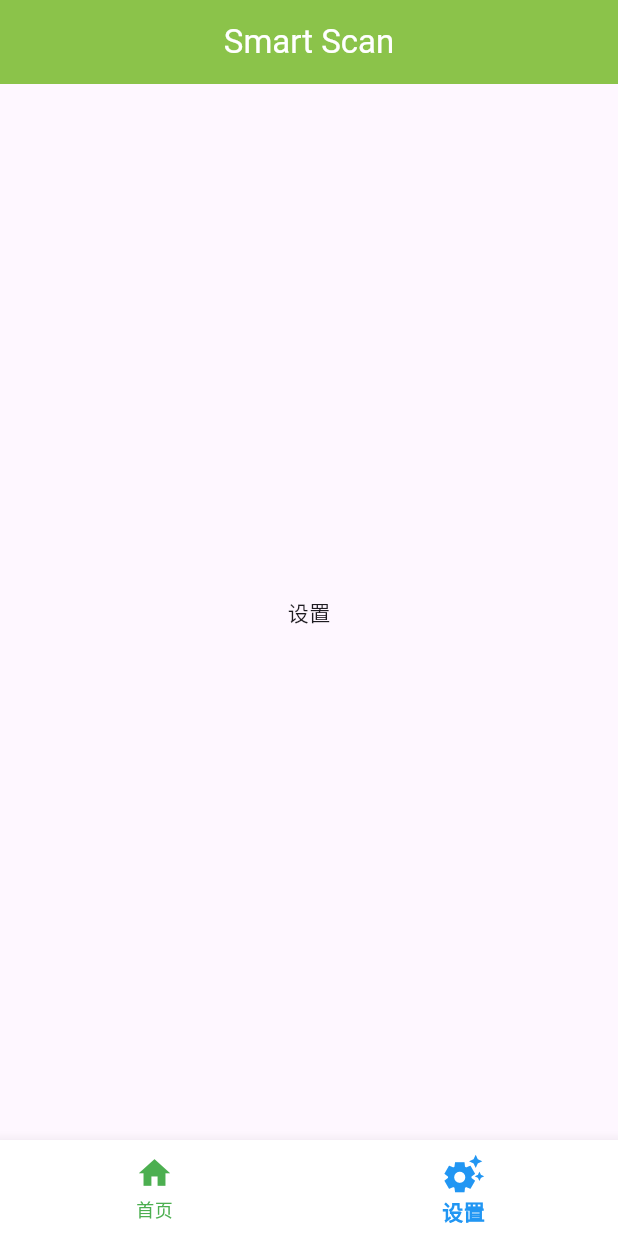
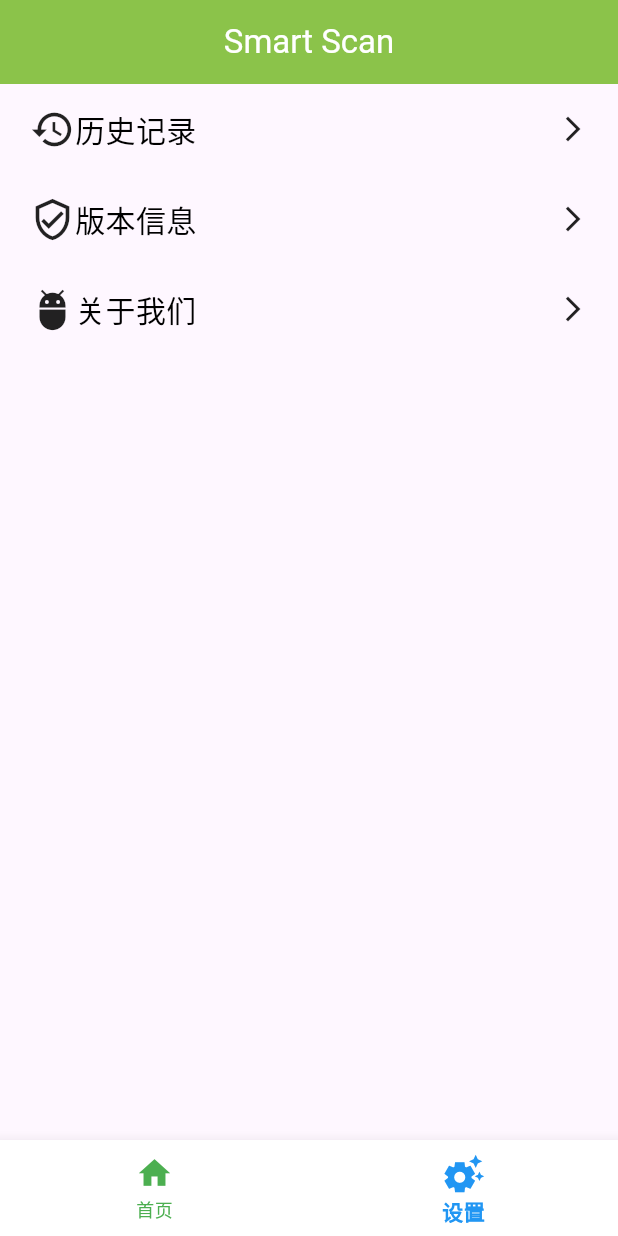
Before and after one commit to muzhilei/Smart-Scan, a Flutter app: the screen it shows after launch, item 2 of the bottom bar chosen, on a phone screen of 412 x 824 dp. Run offline on Flutter 3.47's test engine with Material 3 defaults, Android fonts, the phone set to English and light mode, and no system bars; our stand-ins replace get, qr_flutter.

Commit message:
设置界面完善和主页BUG修复

```diff
--- a/FlutterItem/smart_scan/lib/homefragment/views/home_fragment_views.dart
+++ b/FlutterItem/smart_scan/lib/homefragment/views/home_fragment_views.dart
@@ -6,6 +6,8 @@ import 'package:smart_scan/homefragment/controllers/home_fragment_controllers.da
 
 class home_fragment_views extends GetView<home_fragment_controllers>{
 
+  var controllers = Get.put(home_fragment_controllers());
+
   @override
   Widget build(BuildContext context) {
     // TODO: implement build
@@ -13,7 +15,8 @@ class home_fragment_views extends GetView<home_fragment_controllers>{
       color: Colors.white,
       padding: EdgeInsets.all(20),
       height: MediaQuery.of(context).size.height,
-      child: GridView.count(
+      child: Obx(() =>
+          GridView.count(
             //定义列数
             crossAxisCount: 4,
             //滚动方向
@@ -26,6 +29,7 @@ class home_fragment_views extends GetView<home_fragment_controllers>{
             childAspectRatio: 1,
             //定于数据源
             children: getHomeButtonListWidget(),
+          )
       ),
     );
   }
--- a/FlutterItem/smart_scan/lib/settings/views/setting_views.dart
+++ b/FlutterItem/smart_scan/lib/settings/views/setting_views.dart
@@ -9,8 +9,57 @@ class setting_views extends GetView<setting_controllers>{
   Widget build(BuildContext context) {
     // TODO: implement build
     return Container(
-      child: Center(
-        child: Text('设置'),
+      child: Column(
+        children: [
+          InkWell(
+            child: Container(
+              padding: EdgeInsets.only(left: 20,right: 20),
+              width: double.infinity,
+              height: 60,
+              child: Row(
+                children: [
+                  Icon(Icons.history,size: 30,),
+                  Expanded(
+                      child: Text('历史记录',style: TextStyle(fontSize: 20,color: Colors.black),)
+                  ),
+                  Icon(Icons.arrow_forward_ios,size: 20,),
+                ],
+              ),
+            ),
+          ),
+          InkWell(
+            child: Container(
+              padding: EdgeInsets.only(left: 20,right: 20),
+              width: double.infinity,
+              height: 60,
+              child: Row(
+                children: [
+                  Icon(Icons.verified_user_outlined,size: 30,),
+                  Expanded(
+                      child: Text('版本信息',style: TextStyle(fontSize: 20,color: Colors.black),)
+                  ),
+                  Icon(Icons.arrow_forward_ios,size: 20,),
+                ],
+              ),
+            ),
+          ),
+          InkWell(
+            child: Container(
+              padding: EdgeInsets.only(left: 20,right: 20),
+              width: double.infinity,
+              height: 60,
+              child: Row(
+                children: [
+                  Icon(Icons.adb,size: 30,),
+                  Expanded(
+                      child: Text('关于我们',style: TextStyle(fontSize: 20,color: Colors.black),)
+                  ),
+                  Icon(Icons.arrow_forward_ios,size: 20,),
+                ],
+              ),
+            ),
+          )
+        ],
       ),
     );
   }
```
Lines whose indentation alone changed are shown as unchanged.
